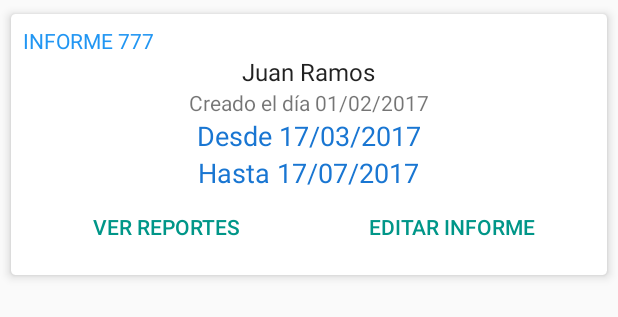
After one commit to JCarlosR/Conciviles, an Android app: the layout item_inform.xml on its own in the app's theme, with its tools: preview values and no code run, on a phone screen of 412 x 824 dp. The commit adds this screen. Shown: the top 317 px of the screen. Run offline under Robolectric (Android 15) with nearby library versions, the phone set to English and light mode, and no system bars.

Commit message:
recyclerView with informs

```diff
--- /dev/null
+++ b/app/src/main/res/layout/item_inform.xml
@@ -0,0 +1,79 @@
+<?xml version="1.0" encoding="utf-8"?>
+<android.support.v7.widget.CardView xmlns:android="http://schemas.android.com/apk/res/android"
+    android:layout_width="match_parent"
+    android:layout_height="wrap_content"
+    xmlns:card_view="http://schemas.android.com/apk/res-auto"
+    card_view:cardUseCompatPadding="true"
+    card_view:cardElevation="4dp"
+    card_view:cardCornerRadius="3dp"
+    android:layout_margin="2dp">
+
+    <LinearLayout
+        android:id="@+id/linearLayout"
+        android:layout_width="match_parent"
+        android:layout_height="wrap_content"
+        android:orientation="vertical"
+        android:padding="8dp"
+        android:gravity="center">
+
+        <TextView
+            android:id="@+id/tvInformId"
+            android:textColor="@color/colorPrimary"
+            android:layout_width="match_parent"
+            android:layout_height="wrap_content"
+            android:text="INFORME 777" />
+
+        <TextView
+            android:id="@+id/tvUserName"
+            android:layout_width="wrap_content"
+            android:layout_height="wrap_content"
+            android:textAppearance="@android:style/TextAppearance"
+            android:text="Juan Ramos" />
+
+        <TextView
+            android:id="@+id/tvCreatedAt"
+            android:layout_width="wrap_content"
+            android:layout_height="wrap_content"
+            android:text="Creado el día 01/02/2017"/>
+
+        <TextView
+            android:id="@+id/tvFromDate"
+            android:textColor="@color/colorPrimaryDark"
+            android:layout_width="wrap_content"
+            android:layout_height="wrap_content"
+            android:textAppearance="@style/Base.TextAppearance.AppCompat.Medium"
+            android:text="Desde 17/03/2017" />
+
+        <TextView
+            android:id="@+id/tvToDate"
+            android:textColor="@color/colorPrimaryDark"
+            android:layout_width="wrap_content"
+            android:textAppearance="@style/Base.TextAppearance.AppCompat.Medium"
+            android:layout_height="wrap_content"
+            android:text="Hasta 17/07/2017" />
+
+        <LinearLayout
+            android:layout_width="match_parent"
+            android:layout_height="wrap_content"
+            android:orientation="horizontal">
+
+            <Button
+                android:id="@+id/btnGoToReports"
+                style="@style/Widget.AppCompat.Button.Borderless.Colored"
+                android:layout_width="0dp"
+                android:layout_height="wrap_content"
+                android:layout_weight="1"
+                android:text="Ver reportes" />
+
+            <Button
+                style="@style/Widget.AppCompat.Button.Borderless.Colored"
+                android:layout_width="0dp"
+                android:layout_weight="1"
+                android:layout_height="wrap_content"
+                android:text="Editar informe"
+                android:id="@+id/btnEditInform" />
+        </LinearLayout>
+
+    </LinearLayout>
+
+</android.support.v7.widget.CardView>
```
Also changed, not shown: app/src/main/java/com/programacionymas/conciviles/model/Inform.java (added, +68 -0 lines), app/src/main/java/com/programacionymas/conciviles/ui/MainActivity.java (+10 -2 lines), app/src/main/java/com/programacionymas/conciviles/ui/adapter/InformAdapter.java (added, +62 -0 lines), app/src/main/java/com/programacionymas/conciviles/ui/fragment/InformsFragment.java (added, +84 -0 lines), app/src/main/res/layout/fragment_informs.xml (added, +17 -0 lines).
